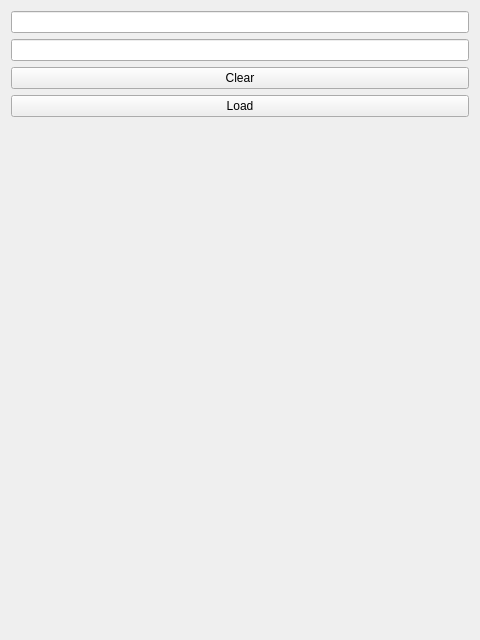
This is views/WorkspaceView.ui in OwenArnold/bilby-gui as Qt 5 draws it before an edit. The edited form follows.
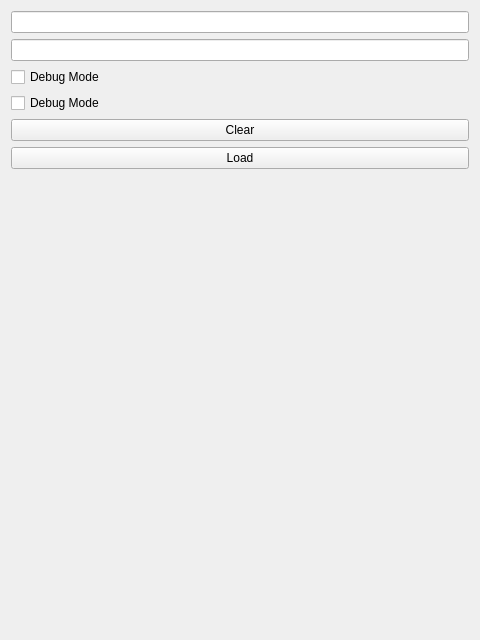
This is the edited form.

```diff
--- a/views/WorkspaceView.ui
+++ b/views/WorkspaceView.ui
@@ -20,6 +20,20 @@
    <item>
     <widget class="QLineEdit" name="edt_sample2"/>
    </item>
+   <item>
+    <widget class="QCheckBox" name="cbx_debug">
+     <property name="text">
+      <string>Debug Mode</string>
+     </property>
+    </widget>
+   </item>
+   <item>
+    <widget class="QCheckBox" name="cbx_debug2">
+     <property name="text">
+      <string>Debug Mode</string>
+     </property>
+    </widget>
+   </item>
    <item>
     <widget class="QPushButton" name="btn_clear_workspaces">
      <property name="text">
```
